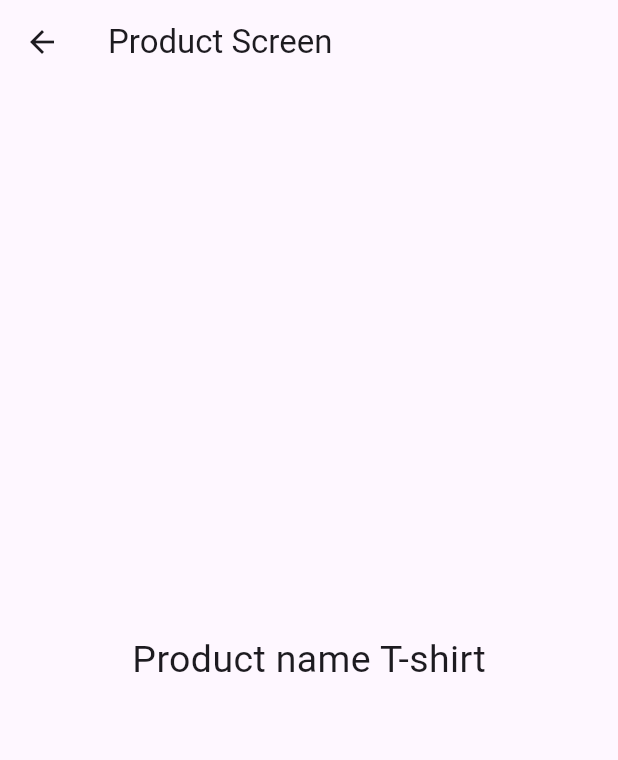
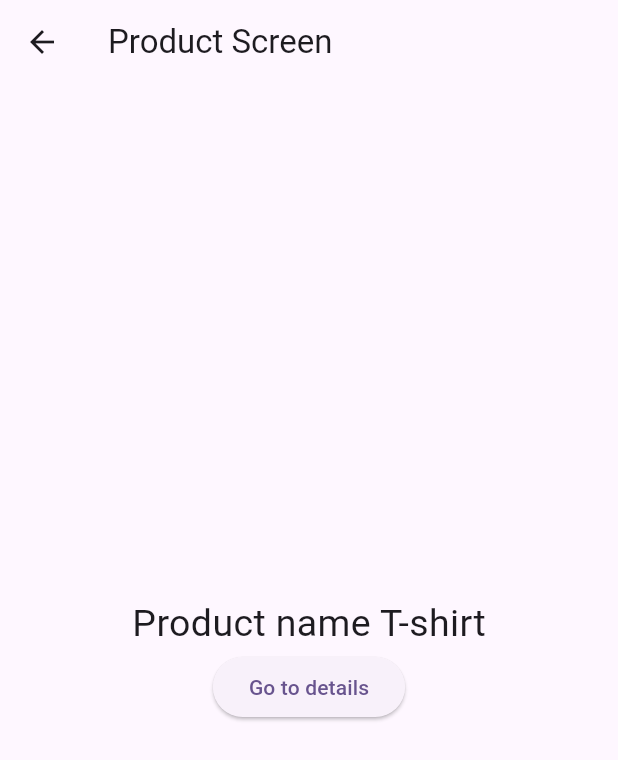
Before and after one commit to raihansikdar/go_router_tutorial, a Flutter app: the screen it shows after launch, after a tap on "Go to Product", on a phone screen of 412 x 824 dp. Shown: the top 760 px of the screen. Run offline on Flutter 3.47's test engine with Material 3 defaults, Android fonts, the phone set to English and light mode, and no system bars; our stand-ins replace go_router.

```diff
--- a/lib/product_screen.dart
+++ b/lib/product_screen.dart
@@ -1,4 +1,6 @@
 import 'package:flutter/material.dart';
+import 'package:go_router/go_router.dart';
+import 'package:go_router_tutorial/app_router/app_routing.dart';
 
 class ProductScreen extends StatelessWidget {
   final String productName;
@@ -10,7 +12,15 @@ class ProductScreen extends StatelessWidget {
       appBar: AppBar(title: Text("Product Screen"),
       ),
       body: Center(
-        child: Text("Product name ${productName}",style: TextStyle(fontSize: 25),),
+        child: Column(
+          mainAxisAlignment: MainAxisAlignment.center,
+          children: [
+            Text("Product name ${productName}",style: TextStyle(fontSize: 25),),
+            ElevatedButton(onPressed: (){
+              context.push("/details/1001/$productName/1200.00");
+            }, child: Text("Go to details"))
+          ],
+        ),
       ),
     );
   }
```
Also changed, not shown: lib/app_router/app_routing.dart (+14 -0 lines), lib/details_screen.dart (added, +27 -0 lines).
